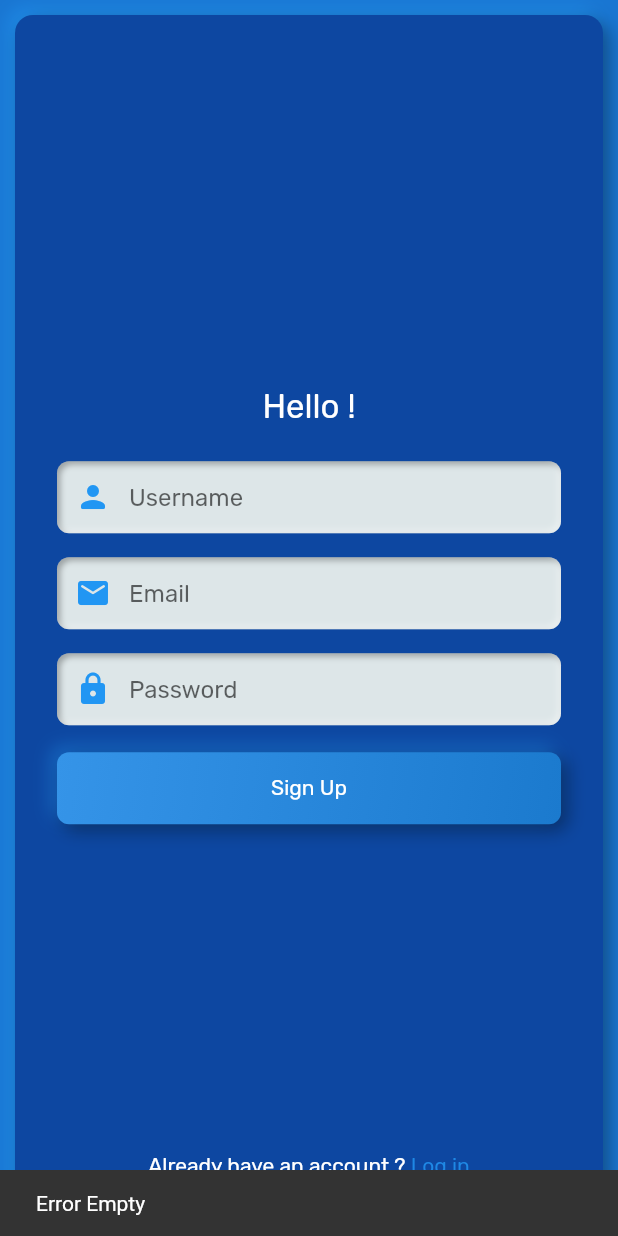
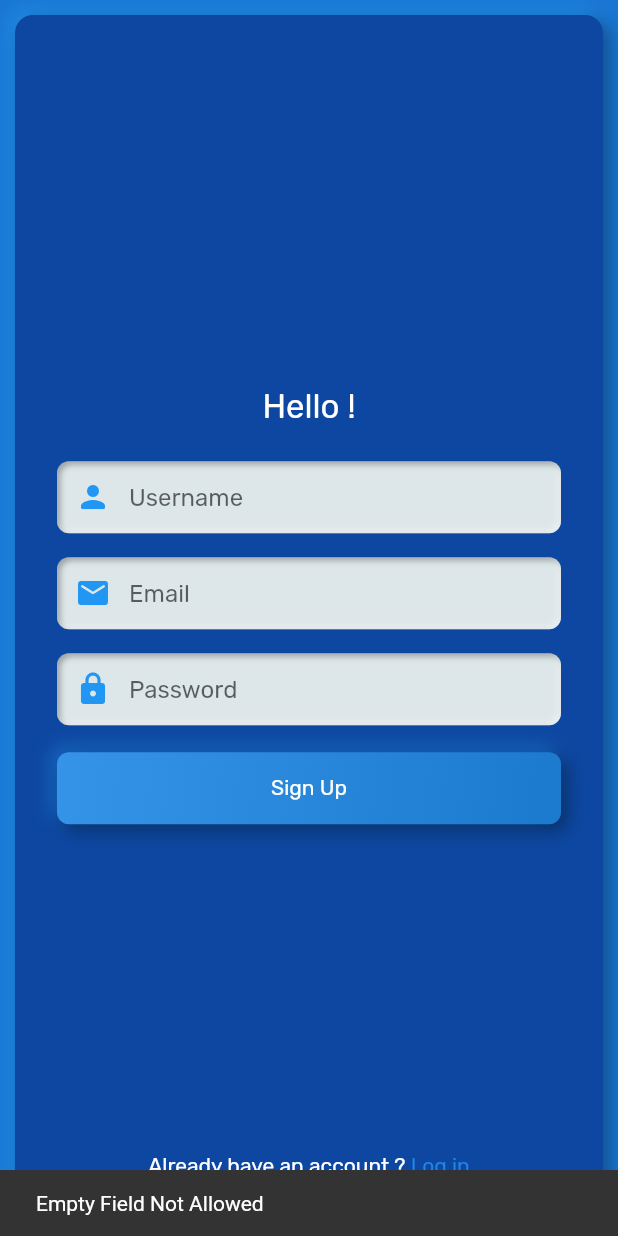
Before and after one commit to jemish54/instagram_clone, a Flutter app: the screen it shows after launch, after a tap on "Sign Up", on a phone screen of 412 x 824 dp. Run offline on Flutter 3.47's test engine with Material 2 defaults, Android fonts, the phone set to English and light mode, and no system bars; drawn by our look-alikes of flutter_neumorphic; our stand-ins replace cloud_firestore, firebase_auth, firebase_core, firebase_storage, google_fonts, image_picker; accounts and stored records are empty.

```diff
--- a/lib/domain/authentication.dart
+++ b/lib/domain/authentication.dart
@@ -4,8 +4,6 @@ import 'package:firebase_auth/firebase_auth.dart';
 class AuthService {
   final FirebaseAuth _auth = FirebaseAuth.instance;
   final FirebaseFirestore _firestore = FirebaseFirestore.instance;
-
-  Stream<User?> authStateStream() => _auth.authStateChanges();
 
   Future<String> signUpUser(
     String username,
@@ -14,7 +12,7 @@ class AuthService {
   ) async {
     String res = "Some Error Occured";
     if (username.isEmpty || email.isEmpty || password.isEmpty) {
-      return "Error Empty";
+      return "Empty Field Not Allowed";
     } else {
       try {
         UserCredential userCred = await _auth.createUserWithEmailAndPassword(
--- a/lib/main.dart
+++ b/lib/main.dart
@@ -25,7 +25,7 @@ class MyApp extends StatelessWidget {
       title: "Instagram",
       theme: ThemeData(fontFamily: GoogleFonts.rubik().fontFamily),
       home: StreamBuilder<User?>(
-          stream: AuthService().authStateStream(),
+          stream: FirebaseAuth.instance.authStateChanges(),
           builder: (context, user) {
             return user.hasData
                 ? const Scaffold(
```
